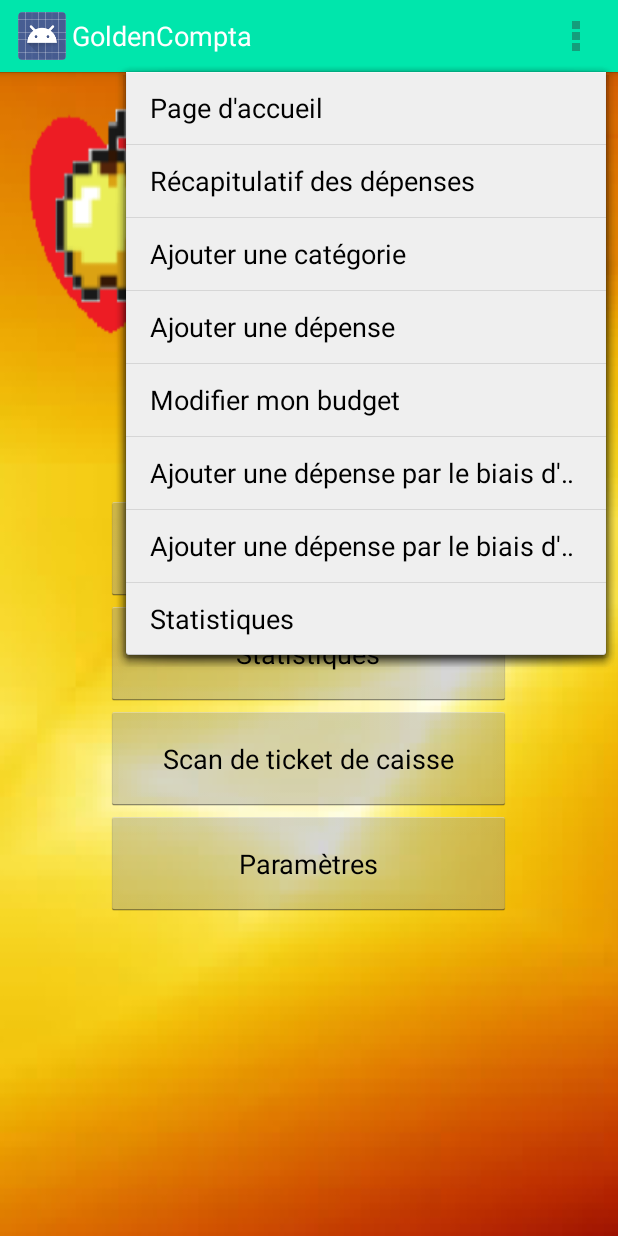
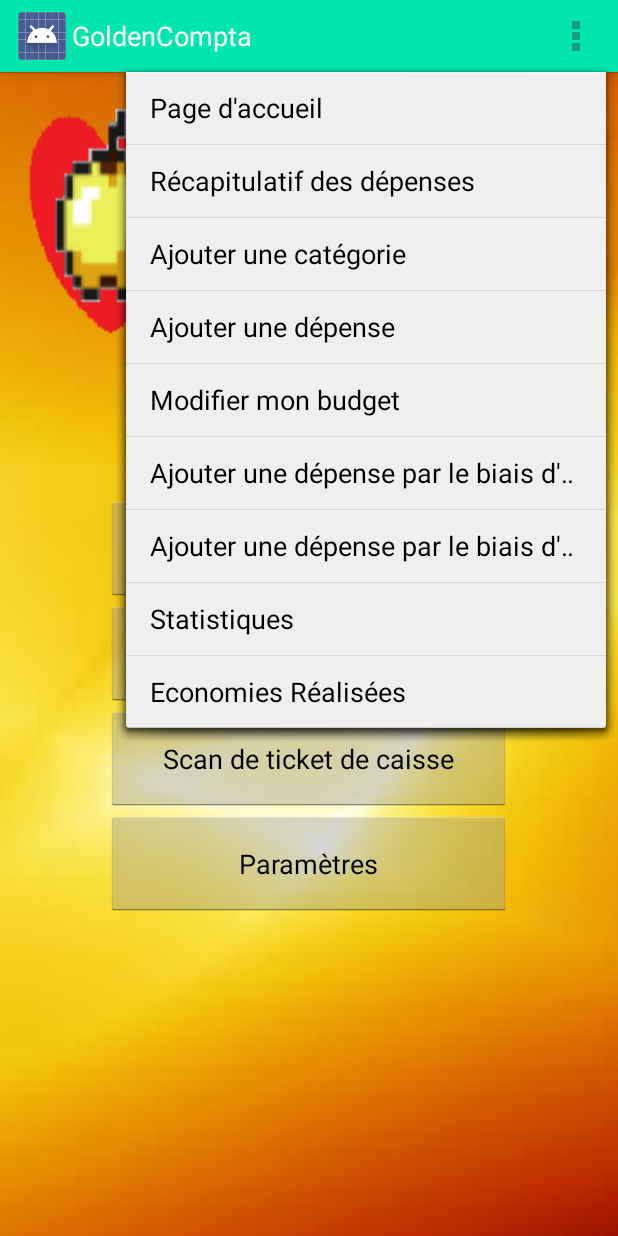
Before and after one commit to Samia-Mouatta/GoldenCompta, an Android app: the screen it shows after launch (MainActivity), with the options menu open, on a phone screen of 412 x 824 dp. Run offline under Robolectric (Android 15) with nearby library versions, the phone set to English and light mode, and no system bars.

Commit message:
Economies réalisées

```diff
--- a/app/src/main/java/com/example/aurore/goldencompta/DepenseBDD.java
+++ b/app/src/main/java/com/example/aurore/goldencompta/DepenseBDD.java
@@ -209,6 +209,7 @@ public class DepenseBDD {
         String querry = "SELECT SUM(montant) FROM table_depense WHERE montant BETWEEN '"+ min +"' AND '"+ max +"'";
         return bdd.rawQuery(querry, null);
     }
+
 
     public Cursor getDepenseByID(Integer id){
 
--- a/app/src/main/java/com/example/aurore/goldencompta/FormulaireEconomie.java
+++ b/app/src/main/java/com/example/aurore/goldencompta/FormulaireEconomie.java
@@ -27,6 +27,7 @@ package com.example.aurore.goldencompta;
 /**
  * Created by samia on 01/03/2017.
  */
+
 
 public class FormulaireEconomie extends Activity {
 
--- a/app/src/main/res/layout/formulaire_economie.xml
+++ b/app/src/main/res/layout/formulaire_economie.xml
@@ -10,6 +10,7 @@
         android:orientation="horizontal"
         android:gravity="center"
         android:id="@+id/linearLayout2">
+
 
         <TextView
             android:layout_width="match_parent"
--- a/app/src/main/res/menu/menu_main.xml
+++ b/app/src/main/res/menu/menu_main.xml
@@ -44,4 +44,11 @@
         app:showAsAction="ifRoom"
         android:icon="@android:drawable/ic_menu_add"
         android:title="Statistiques"/>
+    <item
+        android:id="@+id/menu_economie"
+        app:showAsAction="ifRoom"
+        android:icon="@android:drawable/ic_menu_add"
+        android:title="Economies Réalisées"/>
+
+
 </menu>
```
